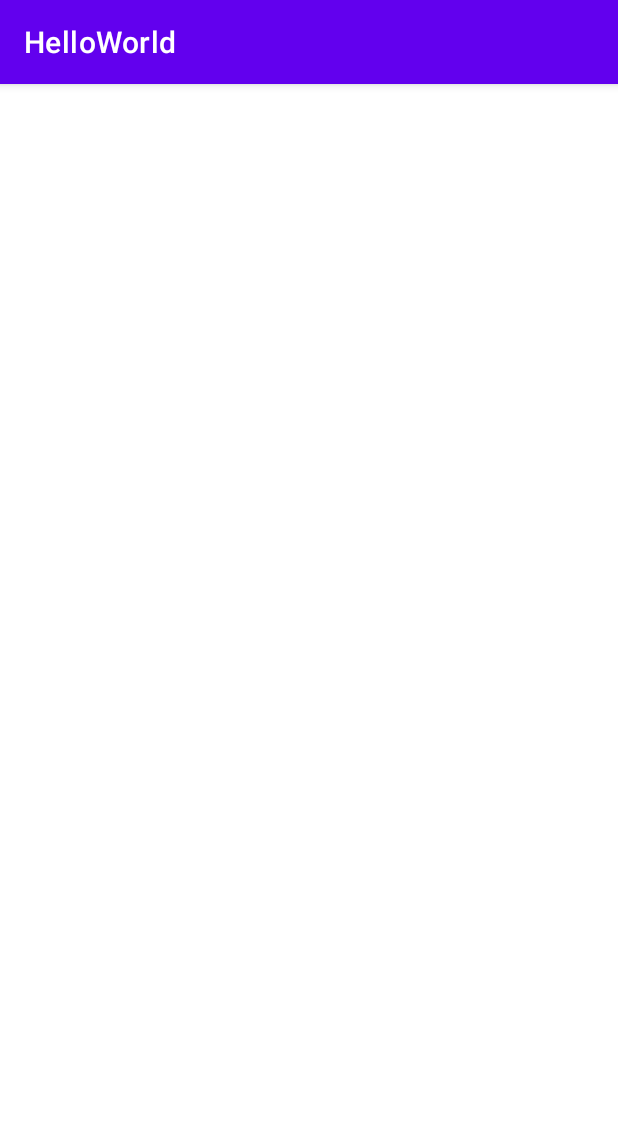
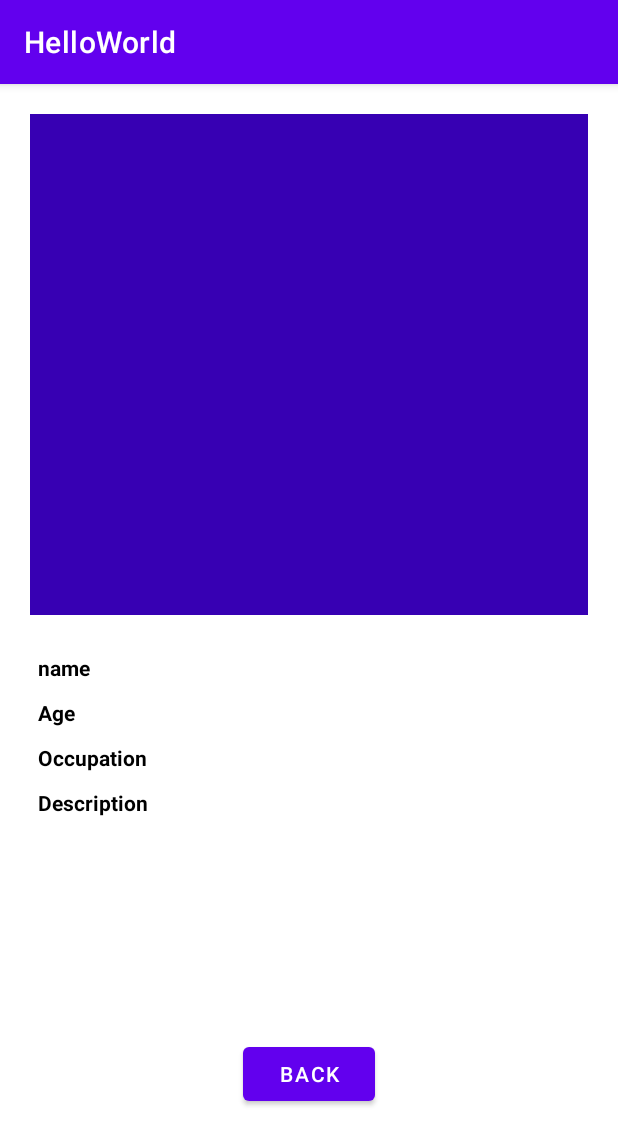
Before and after one commit to nk9487/AD340-HelloWorld, an Android app: the Welcome screen opened directly, with no data from a screen before it, on a phone screen of 412 x 824 dp. Shown: the top 1145 px of the screen. Run offline under Robolectric (Android 15) with nearby library versions, the phone set to English and light mode, and no system bars.

Commit message:
Week2 assignment progress and week 3 assignment

```diff
--- a/app/src/main/java/com/example/helloworld/Constants.java
+++ b/app/src/main/java/com/example/helloworld/Constants.java
@@ -2,4 +2,8 @@ package com.example.helloworld;
 
 public class Constants {
     public static final String USER_NAME_KEY = "username";
+    public static final String USER_AGE_KEY = "age";
+    public static final String USER_EMAIL_KEY = "userEmail";
+    public static final String USER_OCCUPATION_KEY = "occupation";
+    public static final String USER_DESCRIPTION_KEY = "description";
 }
--- a/app/src/main/java/com/example/helloworld/Welcome.java
+++ b/app/src/main/java/com/example/helloworld/Welcome.java
@@ -8,19 +8,38 @@ import android.widget.TextView;
 import androidx.appcompat.app.AppCompatActivity;
 
 public class Welcome extends AppCompatActivity {
-    TextView thankYouName;
+    TextView welcome;
+    TextView name;
+    TextView occupation;
+    TextView age;
+    TextView description;
     @Override
     protected void onCreate(Bundle savedInstanceState) {
         super.onCreate(savedInstanceState);
         setContentView(R.layout.activity_welcome);
 
-        thankYouName = findViewById(R.id.thank_you_user);
+        name = findViewById(R.id.id_name);
+        age= findViewById(R.id.id_age);
+        occupation = findViewById(R.id.id_occupation);
+        description = findViewById(R.id.id_description);
+
+
+        //welcome = findViewById(R.id.thank_you_user);
         Intent intent = getIntent();
         Bundle bundle = intent.getExtras();
+
         if (bundle != null){
             if(bundle.containsKey(Constants.USER_NAME_KEY)){
-                thankYouName.setText(bundle.getString(Constants.USER_NAME_KEY));
-                //thankYouName.setText(getString(thank_you_txt) + bundle.getString(Constants.USER_NAME_KEY) );
+                welcome.setText(bundle.getString(Constants.USER_NAME_KEY));
+            }
+            if(bundle.containsKey(Constants.USER_AGE_KEY)){
+                welcome.setText(""+bundle.getString(Constants.USER_AGE_KEY));
+            }
+            if(bundle.containsKey(Constants.USER_OCCUPATION_KEY)){
+                welcome.setText(bundle.getString(Constants.USER_OCCUPATION_KEY));
+            }
+            if(bundle.containsKey(Constants.USER_DESCRIPTION_KEY)){
+                welcome.setText(bundle.getString(Constants.USER_DESCRIPTION_KEY));
             }
         }
     }
--- a/app/src/main/res/layout/activity_welcome.xml
+++ b/app/src/main/res/layout/activity_welcome.xml
@@ -1,17 +1,87 @@
 <?xml version="1.0" encoding="utf-8"?>
-<androidx.constraintlayout.widget.ConstraintLayout xmlns:android="http://schemas.android.com/apk/res/android"
+<RelativeLayout xmlns:android="http://schemas.android.com/apk/res/android"
     xmlns:app="http://schemas.android.com/apk/res-auto"
     android:id="@+id/relativeLayout"
     android:layout_width="match_parent"
     android:layout_height="match_parent">
 
+    <ImageView
+        android:contentDescription="@string/profile_picture"
+        android:id="@+id/id_image"
+        android:src="@color/design_default_color_primary_variant"
+        android:layout_width="match_parent"
+        android:layout_height="400dp"
+        android:layout_above="@id/thank_you_user"
+        android:layout_margin="@dimen/button_margin"/>
+    <TextView
+        android:id="@+id/id_name"
+        android:text="@string/name"
+        android:textStyle="bold"
+        android:shadowColor="@color/black"
+        android:textColor="@color/black"
+        android:layout_width="wrap_content"
+        android:layout_height="wrap_content"
+        android:layout_alignLeft="@id/id_image"
+        android:layout_below="@+id/id_image"
+        android:layout_margin="@dimen/text_margin"/>
+
+    <TextView
+        android:id="@+id/id_age"
+        android:text="@string/age"
+        android:textStyle="bold"
+        android:textColor="@color/black"
+        android:layout_width="wrap_content"
+        android:layout_height="wrap_content"
+        android:layout_alignLeft="@id/id_image"
+        android:layout_below="@+id/id_name"
+        android:layout_margin="@dimen/text_margin"/>
+
+    <TextView
+        android:id="@+id/id_occupation"
+        android:text="@string/welcom_occupation"
+        android:textStyle="bold"
+        android:shadowColor="@color/black"
+        android:textColor="@color/black"
+        android:layout_width="wrap_content"
+        android:layout_height="wrap_content"
+        android:layout_alignLeft="@id/id_image"
+        android:layout_below="@+id/id_age"
+        android:layout_margin="@dimen/text_margin"/>
+
+    <TextView
+        android:id="@+id/id_description"
+        android:layout_width="wrap_content"
+        android:layout_height="150dp"
+        android:textStyle="bold"
+        android:shadowColor="@color/black"
+        android:textColor="@color/black"
+        android:layout_below="@+id/id_occupation"
+        android:layout_alignLeft="@id/id_image"
+        android:layout_margin="@dimen/text_margin"
+        android:layout_marginStart="@dimen/text_margin"
+        android:layout_marginTop="@dimen/text_margin"
+        android:layout_marginEnd="@dimen/text_margin"
+        android:layout_marginBottom="@dimen/text_margin"
+        android:text="@string/welcome_description" />
+
     <TextView
         android:id="@+id/thank_you_user"
-        android:layout_width="271dp"
-        android:layout_height="19dp"
-        android:layout_marginStart="68dp"
-        android:layout_marginTop="304dp"
-        app:layout_constraintStart_toStartOf="parent"
-        app:layout_constraintTop_toTopOf="parent" />
+        android:layout_width="wrap_content"
+        android:layout_height="wrap_content"
+        android:layout_centerInParent="true" />
 
-</androidx.constraintlayout.widget.ConstraintLayout>
+    <Button
+        android:id="@+id/button_back"
+        android:layout_width="wrap_content"
+        android:layout_height="wrap_content"
+        android:layout_below="@+id/id_occupation"
+        android:layout_centerInParent="true"
+        android:layout_marginStart="@dimen/button_margin"
+        android:layout_marginTop="172dp"
+        android:layout_marginEnd="@dimen/button_margin"
+        android:layout_marginBottom="@dimen/button_margin"
+        android:onClick="onBackClick"
+        android:text="Back" />
+
+
+</RelativeLayout>
--- /dev/null
+++ b/app/src/main/res/values/dimens.xml
@@ -0,0 +1,5 @@
+<?xml version="1.0" encoding="utf-8"?>
+<resources>
+    <dimen name="button_margin">20dp</dimen>
+    <dimen name="text_margin">5dp</dimen>
+</resources>
--- a/app/src/main/res/values/strings.xml
+++ b/app/src/main/res/values/strings.xml
@@ -16,4 +16,11 @@
     <string name="thank_you_notification">Thank You For Signing up</string>
     <string name="emoji_happy">:)</string>
     <string name="thank_you_txt">\"Thanks For Signing Up \"</string>
+    <string name="occupation">Please enter your occupation</string>
+    <string name="description">please describe yourself</string>
+    <string name="profile_picture">Profile picture</string>
+    <string name="name">name</string>
+    <string name="age">Age</string>
+    <string name="welcom_occupation">Occupation</string>
+    <string name="welcome_description">Description</string>
 </resources>
```
Also changed, not shown: app/src/main/java/com/example/helloworld/MainActivity.java (+16 -8 lines), app/src/main/res/layout/activity_main.xml (+30 -20 lines).
